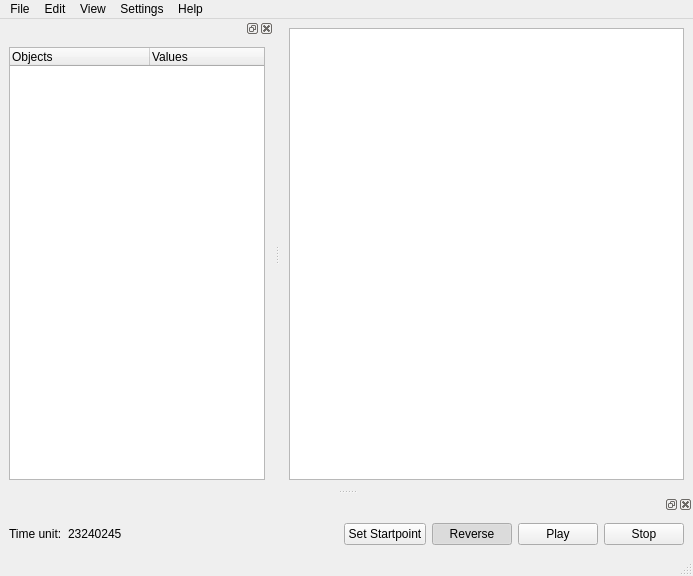
This is temp/mainwindow.ui in mtpajula/MySolarSystem as Qt 5 draws it before an edit. The edited form follows.
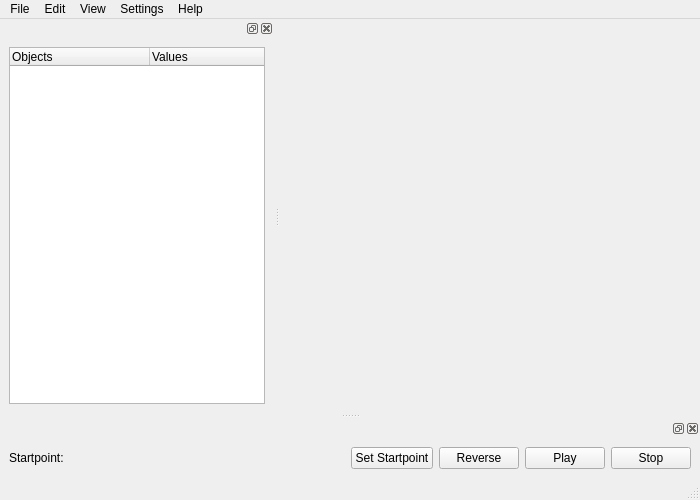
This is the edited form.

Patch:
```diff
--- a/temp/mainwindow.ui
+++ b/temp/mainwindow.ui
@@ -6,8 +6,8 @@
    <rect>
     <x>0</x>
     <y>0</y>
-    <width>693</width>
-    <height>576</height>
+    <width>700</width>
+    <height>500</height>
    </rect>
   </property>
   <property name="windowTitle">
@@ -16,18 +16,7 @@
   <widget class="QWidget" name="centralwidget">
    <layout class="QVBoxLayout" name="verticalLayout">
     <item>
-     <layout class="QHBoxLayout" name="horizontalLayout">
-      <item>
-       <widget class="QGraphicsView" name="graphicsView">
-        <property name="sizePolicy">
-         <sizepolicy hsizetype="Expanding" vsizetype="Expanding">
-          <horstretch>0</horstretch>
-          <verstretch>0</verstretch>
-         </sizepolicy>
-        </property>
-       </widget>
-      </item>
-     </layout>
+     <layout class="QHBoxLayout" name="horizontalLayout"/>
     </item>
    </layout>
   </widget>
@@ -37,7 +26,7 @@
     <rect>
      <x>0</x>
      <y>0</y>
-     <width>693</width>
+     <width>700</width>
      <height>25</height>
     </rect>
    </property>
@@ -142,14 +131,14 @@
      <item>
       <widget class="QLabel" name="label">
        <property name="text">
-        <string>Time unit:</string>
+        <string>Startpoint:</string>
        </property>
       </widget>
      </item>
      <item>
       <widget class="QLabel" name="label_2">
        <property name="text">
-        <string>23240245</string>
+        <string/>
        </property>
       </widget>
      </item>
@@ -179,10 +168,10 @@
         <string>Reverse</string>
        </property>
        <property name="checkable">
-        <bool>true</bool>
+        <bool>false</bool>
        </property>
        <property name="checked">
-        <bool>true</bool>
+        <bool>false</bool>
        </property>
        <property name="default">
         <bool>false</bool>
```
Left out of the diff: 33 changed lines with no effect on the pictures.
